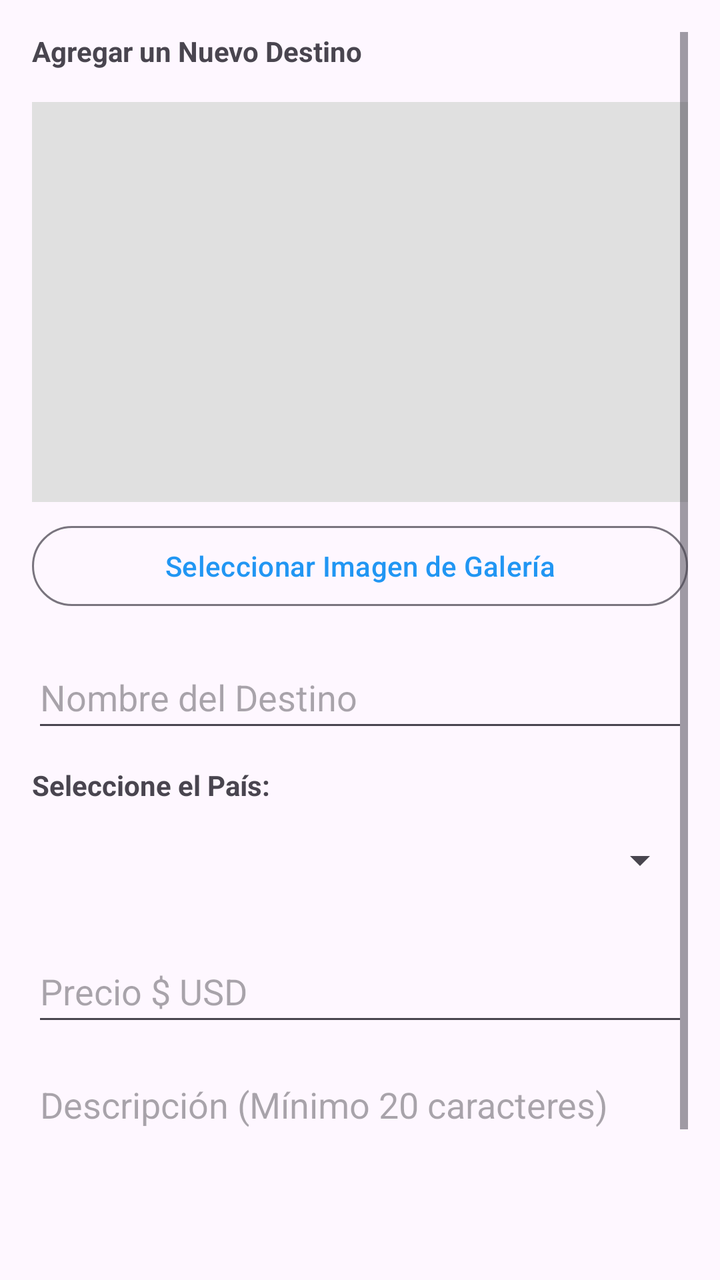
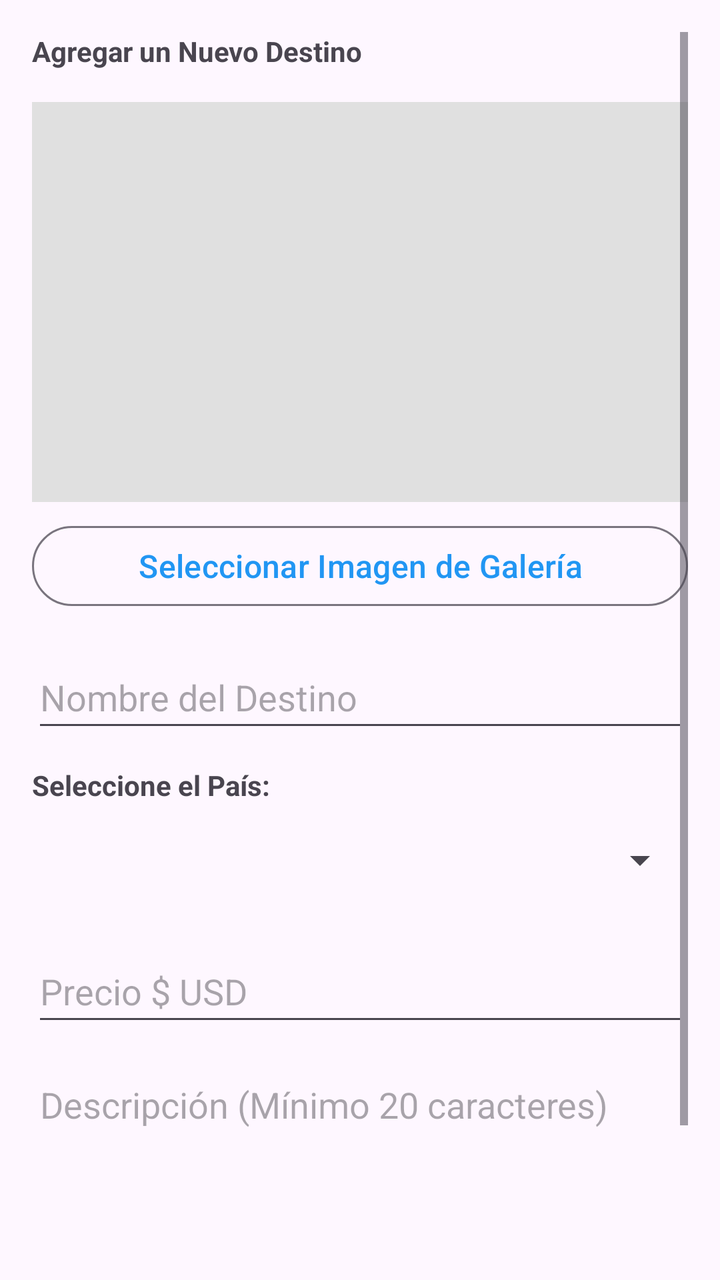

Two renders of the same Android screen: before a commit and after it. Below are the layout's source before the change and the commit's diff.
<!-- AndroidManifest.xml: application theme Theme.AgenciaViajes -->
<!-- res/layout/activity_add_destino.xml -->
<?xml version="1.0" encoding="utf-8"?>
<ScrollView xmlns:android="http://schemas.android.com/apk/res/android"
    android:layout_width="match_parent"
    android:layout_height="match_parent"
    android:fillViewport="true"
    android:padding="16dp">

    <LinearLayout
        android:layout_width="match_parent"
        android:layout_height="wrap_content"
        android:orientation="vertical">

        <TextView
            android:id="@+id/tvTituloFormulario"
            android:layout_width="wrap_content"
            android:layout_height="wrap_content"
            android:text="@string/agregar_un_nuevo_destino"
            android:textStyle="bold"
            android:layout_marginBottom="16dp" />

        
        <ImageView
            android:id="@+id/imgPreview"
            android:layout_width="match_parent"
            android:layout_height="200dp"
            android:scaleType="centerCrop"
            android:background="#E0E0E0"
            android:layout_marginBottom="8dp" />

        <Button
            android:id="@+id/btnSeleccionarImagen"
            style="?attr/materialButtonOutlinedStyle"
            android:layout_width="match_parent"
            android:layout_height="wrap_content"
            android:text="@string/seleccionar_imagen"
            android:layout_marginBottom="16dp"/>

        
        <EditText
            android:id="@+id/etNombreDestino"
            android:layout_width="match_parent"
            android:layout_height="wrap_content"
            android:hint="@string/nombre_del_destino"
            android:inputType="textCapWords"
            android:minHeight="48dp"
            android:layout_marginBottom="12dp" />

        
        <TextView
            android:layout_width="wrap_content"
            android:layout_height="wrap_content"
            android:text="@string/seleccione_pais"
            android:textStyle="bold"
            android:layout_marginBottom="4dp" />

        <Spinner
            android:id="@+id/spPais"
            android:layout_width="match_parent"
            android:layout_height="48dp"
            android:layout_marginBottom="16dp" />

        
        <EditText
            android:id="@+id/etPrecioDestino"
            android:layout_width="match_parent"
            android:layout_height="wrap_content"
            android:hint="@string/precio_usd"
            android:inputType="numberDecimal"
            android:minHeight="48dp"
            android:layout_marginBottom="12dp" />

        
        <EditText
            android:id="@+id/etDescripcionDestino"
            android:layout_width="match_parent"
            android:layout_height="wrap_content"
            android:hint="@string/descripcion_destino"
            android:inputType="textMultiLine"
            android:lines="4"
            android:gravity="top"
            android:minHeight="48dp"
            android:layout_marginBottom="24dp"/>

        <Button
            android:id="@+id/btnGuardarDestino"
            android:layout_width="match_parent"
            android:layout_height="wrap_content"
            android:text="@string/guardar_destino"
            android:padding="12dp" />
    </LinearLayout>
</ScrollView>
<!-- resources referenced by this layout -->
<resources>
  <string name="agregar_un_nuevo_destino">Agregar un Nuevo Destino</string>
  <string name="descripcion_destino">Descripción (Mínimo 20 caracteres)</string>
  <string name="guardar_destino">Guardar Destino</string>
  <string name="nombre_del_destino">Nombre del Destino</string>
  <string name="precio_usd">Precio $ USD</string>
  <string name="seleccionar_imagen">Seleccionar Imagen de Galería</string>
  <string name="seleccione_pais">Seleccione el País:</string>
  <style name="Theme.AgenciaViajes" parent="Base.Theme.AgenciaViajes" />
  <style name="Base.Theme.AgenciaViajes" parent="Theme.Material3.DayNight.NoActionBar">
          
          <item name="colorPrimary">@color/primary</item>
          <item name="colorPrimaryVariant">@color/primary_dark</item>
          <item name="colorOnPrimary">@color/icons</item>
  
          
          <item name="colorOnSecondary">@color/icons</item>
          <item name="colorPrimaryContainer">@color/primary</item>
          <item name="colorOnPrimaryContainer">@color/icons</item>
          <item name="colorSecondary">@color/accent</item>
          <item name="colorSecondaryContainer">@color/accent</item>
          <item name="colorOnSecondaryContainer">@color/icons</item>
  
          
          <item name="android:statusBarColor">@color/primary_dark</item>
          
          
      </style>
  <color name="primary">#2196F3</color>
  <color name="primary_dark">#1976D2</color>
  <color name="icons">#FFFFFF</color>
  <color name="accent">#00BCD4</color>
</resources>

<!-- the commit's change to res/layout/activity_add_destino.xml (unified diff, before → after) -->
@@ -33,6 +33,7 @@
             android:layout_width="match_parent"
             android:layout_height="wrap_content"
             android:text="@string/seleccionar_imagen"
+            android:textSize="16sp"
             android:layout_marginBottom="16dp"/>
 
         
@@ -86,6 +87,7 @@
             android:layout_width="match_parent"
             android:layout_height="wrap_content"
             android:text="@string/guardar_destino"
+            android:textSize="16sp"
             android:padding="12dp" />
     </LinearLayout>
 </ScrollView>
